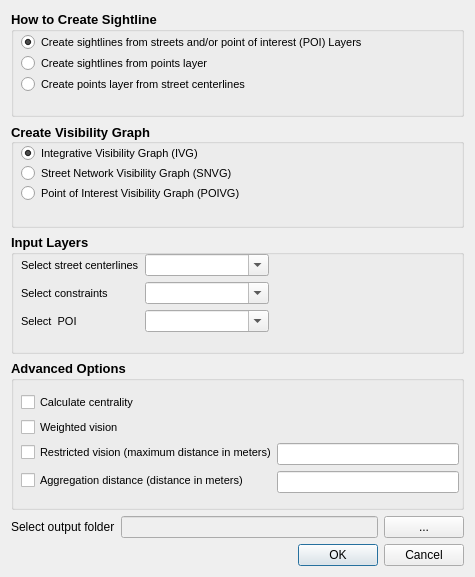
Qt form poi_visibility_network_dialog_base.ui (achic19/poi_visibility_network2) before a commit.
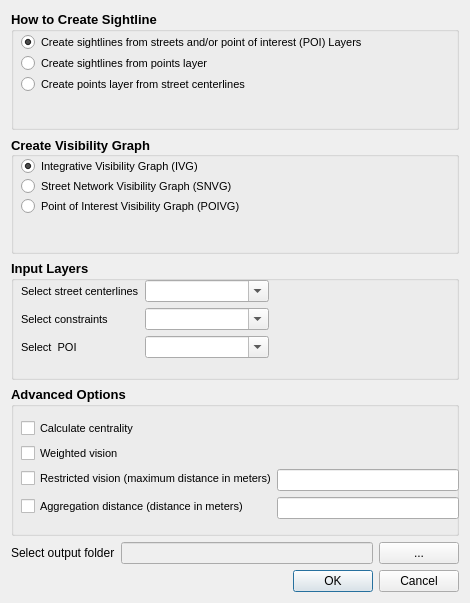
The same form after that commit.

```diff
--- a/poi_visibility_network_dialog_base.ui
+++ b/poi_visibility_network_dialog_base.ui
@@ -6,8 +6,8 @@
    <rect>
     <x>0</x>
     <y>0</y>
-    <width>475</width>
-    <height>577</height>
+    <width>470</width>
+    <height>603</height>
    </rect>
   </property>
   <property name="windowTitle">
```
